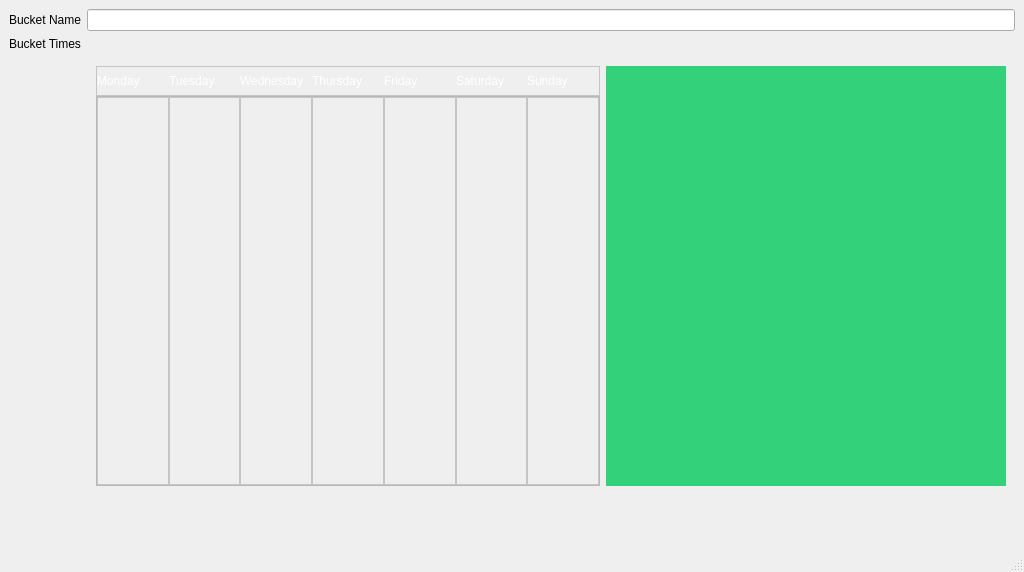
The window that createBucket.ui (ZiggyOliver/TaskBucket) describes before a commit, drawn with Qt 5.
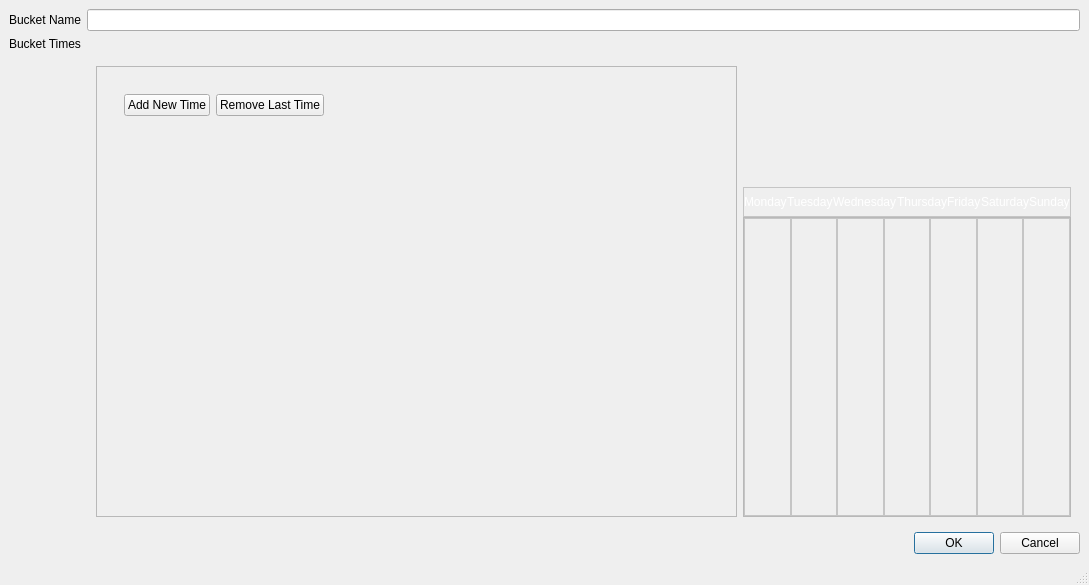
The same window after the commit.

Commit message: Create Bucket Screen Now Works

The edit to the form file:
```diff
--- a/createBucket.ui
+++ b/createBucket.ui
@@ -6,15 +6,25 @@
    <rect>
     <x>0</x>
     <y>0</y>
-    <width>1024</width>
-    <height>572</height>
+    <width>1089</width>
+    <height>585</height>
    </rect>
   </property>
   <property name="windowTitle">
-   <string>MainWindow</string>
+   <string>Create Bucket Type</string>
   </property>
   <widget class="QWidget" name="centralwidget">
    <layout class="QFormLayout" name="formLayout">
+    <item row="0" column="0">
+     <widget class="QLabel" name="label">
+      <property name="text">
+       <string>Bucket Name</string>
+      </property>
+     </widget>
+    </item>
+    <item row="0" column="1">
+     <widget class="QLineEdit" name="bucketNameEdit"/>
+    </item>
     <item row="1" column="0">
      <widget class="QLabel" name="label_2">
       <property name="text">
@@ -25,6 +35,86 @@
     <item row="2" column="1">
      <widget class="QWidget" name="widget" native="true">
       <layout class="QHBoxLayout" name="horizontalLayout_3">
+       <item>
+        <widget class="QScrollArea" name="scrollArea">
+         <property name="widgetResizable">
+          <bool>true</bool>
+         </property>
+         <widget class="QWidget" name="scrollAreaWidgetContents_2">
+          <property name="geometry">
+           <rect>
+            <x>0</x>
+            <y>0</y>
+            <width>534</width>
+            <height>418</height>
+           </rect>
+          </property>
+          <layout class="QVBoxLayout" name="verticalLayout_3">
+           <item>
+            <widget class="QWidget" name="AddBucketsArea" native="true">
+             <property name="maximumSize">
+              <size>
+               <width>600</width>
+               <height>16777215</height>
+              </size>
+             </property>
+             <property name="autoFillBackground">
+              <bool>true</bool>
+             </property>
+             <layout class="QVBoxLayout" name="verticalLayout_2">
+              <item>
+               <widget class="QWidget" name="ContainsAddBucketTimeButton" native="true">
+                <layout class="QHBoxLayout" name="horizontalLayout_4">
+                 <item>
+                  <widget class="QPushButton" name="AddBucketTimeButton">
+                   <property name="text">
+                    <string>Add New Time</string>
+                   </property>
+                  </widget>
+                 </item>
+                 <item>
+                  <widget class="QPushButton" name="RemoveBucketTimeButton">
+                   <property name="text">
+                    <string>Remove Last Time</string>
+                   </property>
+                  </widget>
+                 </item>
+                 <item>
+                  <spacer name="horizontalSpacer_3">
+                   <property name="orientation">
+                    <enum>Qt::Orientation::Horizontal</enum>
+                   </property>
+                   <property name="sizeHint" stdset="0">
+                    <size>
+                     <width>214</width>
+                     <height>20</height>
+                    </size>
+                   </property>
+                  </spacer>
+                 </item>
+                </layout>
+               </widget>
+              </item>
+             </layout>
+            </widget>
+           </item>
+           <item>
+            <spacer name="verticalSpacer">
+             <property name="orientation">
+              <enum>Qt::Orientation::Vertical</enum>
+             </property>
+             <property name="sizeHint" stdset="0">
+              <size>
+               <width>20</width>
+               <height>40</height>
+              </size>
+             </property>
+            </spacer>
+           </item>
+          </layout>
+         </widget>
+        </widget>
+       </item>
        <item>
         <widget class="QWidget" name="weeklyCalendar" native="true">
          <property name="minimumSize">
@@ -36,7 +126,7 @@
          <property name="maximumSize">
           <size>
            <width>630</width>
-           <height>16777215</height>
+           <height>16777205</height>
           </size>
          </property>
          <layout class="QVBoxLayout" name="verticalLayout">
@@ -55,8 +145,27 @@
           <property name="bottomMargin">
            <number>0</number>
           </property>
+          <item>
+           <spacer name="verticalSpacer_2">
+            <property name="orientation">
+             <enum>Qt::Orientation::Vertical</enum>
+            </property>
+            <property name="sizeHint" stdset="0">
+             <size>
+              <width>20</width>
+              <height>40</height>
+             </size>
+            </property>
+           </spacer>
+          </item>
           <item>
            <widget class="QFrame" name="dayLabels">
+            <property name="minimumSize">
+             <size>
+              <width>0</width>
+              <height>30</height>
+             </size>
+            </property>
             <property name="maximumSize">
              <size>
               <width>16777215</width>
@@ -608,6 +717,18 @@
           </item>
           <item>
            <widget class="QFrame" name="days">
+            <property name="minimumSize">
+             <size>
+              <width>300</width>
+              <height>300</height>
+             </size>
+            </property>
+            <property name="maximumSize">
+             <size>
+              <width>16777215</width>
+              <height>310</height>
+             </size>
+            </property>
             <property name="frameShape">
              <enum>QFrame::Shape::StyledPanel</enum>
             </property>
@@ -4031,501 +4152,19 @@
          </layout>
         </widget>
        </item>
-       <item>
-        <widget class="QWidget" name="AddBucketsArea" native="true">
-         <property name="maximumSize">
-          <size>
-           <width>400</width>
-           <height>16777215</height>
-          </size>
-         </property>
-         <property name="palette">
-          <palette>
-           <active>
-            <colorrole role="WindowText">
-             <brush brushstyle="SolidPattern">
-              <color alpha="255">
-               <red>0</red>
-               <green>0</green>
-               <blue>0</blue>
-              </color>
-             </brush>
-            </colorrole>
-            <colorrole role="Button">
-             <brush brushstyle="SolidPattern">
-              <color alpha="255">
-               <red>51</red>
-               <green>209</green>
-               <blue>122</blue>
-              </color>
-             </brush>
-            </colorrole>
-            <colorrole role="Light">
-             <brush brushstyle="SolidPattern">
-              <color alpha="255">
-               <red>121</red>
-               <green>255</green>
-               <blue>181</blue>
-              </color>
-             </brush>
-            </colorrole>
-            <colorrole role="Midlight">
-             <brush brushstyle="SolidPattern">
-              <color alpha="255">
-               <red>86</red>
-               <green>232</green>
-               <blue>151</blue>
-              </color>
-             </brush>
-            </colorrole>
-            <colorrole role="Dark">
-             <brush brushstyle="SolidPattern">
-              <color alpha="255">
-               <red>25</red>
-               <green>104</green>
-               <blue>61</blue>
-              </color>
-             </brush>
-            </colorrole>
-            <colorrole role="Mid">
-             <brush brushstyle="SolidPattern">
-              <color alpha="255">
-               <red>34</red>
-               <green>139</green>
-               <blue>81</blue>
-              </color>
-             </brush>
-            </colorrole>
-            <colorrole role="Text">
-             <brush brushstyle="SolidPattern">
-              <color alpha="255">
-               <red>0</red>
-               <green>0</green>
-               <blue>0</blue>
-              </color>
-             </brush>
-            </colorrole>
-            <colorrole role="BrightText">
-             <brush brushstyle="SolidPattern">
-              <color alpha="255">
-               <red>255</red>
-               <green>255</green>
-               <blue>255</blue>
-              </color>
-             </brush>
-            </colorrole>
-            <colorrole role="ButtonText">
-             <brush brushstyle="SolidPattern">
-              <color alpha="255">
-               <red>0</red>
-               <green>0</green>
-               <blue>0</blue>
-              </color>
-             </brush>
-            </colorrole>
-            <colorrole role="Base">
-             <brush brushstyle="SolidPattern">
-              <color alpha="255">
-               <red>255</red>
-               <green>255</green>
-               <blue>255</blue>
-              </color>
-             </brush>
-            </colorrole>
-            <colorrole role="Window">
-             <brush brushstyle="SolidPattern">
-              <color alpha="255">
-               <red>51</red>
-               <green>209</green>
-               <blue>122</blue>
-              </color>
-             </brush>
-            </colorrole>
-            <colorrole role="Shadow">
-             <brush brushstyle="SolidPattern">
-              <color alpha="255">
-               <red>0</red>
-               <green>0</green>
-               <blue>0</blue>
-              </color>
-             </brush>
-            </colorrole>
-            <colorrole role="AlternateBase">
-             <brush brushstyle="SolidPattern">
-              <color alpha="255">
-               <red>153</red>
-               <green>232</green>
-               <blue>188</blue>
-              </color>
-             </brush>
-            </colorrole>
-            <colorrole role="ToolTipBase">
-             <brush brushstyle="SolidPattern">
-              <color alpha="255">
-               <red>255</red>
-               <green>255</green>
-               <blue>220</blue>
-              </color>
-             </brush>
-            </colorrole>
-            <colorrole role="ToolTipText">
-             <brush brushstyle="SolidPattern">
-              <color alpha="255">
-               <red>0</red>
-               <green>0</green>
-               <blue>0</blue>
-              </color>
-             </brush>
-            </colorrole>
-            <colorrole role="PlaceholderText">
-             <brush brushstyle="SolidPattern">
-              <color alpha="127">
-               <red>0</red>
-               <green>0</green>
-               <blue>0</blue>
-              </color>
-             </brush>
-            </colorrole>
-            <colorrole role="Accent">
-             <brush brushstyle="SolidPattern">
-              <color alpha="255">
-               <red>255</red>
-               <green>255</green>
-               <blue>255</blue>
-              </color>
-             </brush>
-            </colorrole>
-           </active>
-           <inactive>
-            <colorrole role="WindowText">
-             <brush brushstyle="SolidPattern">
-              <color alpha="255">
-               <red>0</red>
-               <green>0</green>
-               <blue>0</blue>
-              </color>
-             </brush>
-            </colorrole>
-            <colorrole role="Button">
-             <brush brushstyle="SolidPattern">
-              <color alpha="255">
-               <red>51</red>
-               <green>209</green>
-               <blue>122</blue>
-              </color>
-             </brush>
-            </colorrole>
-            <colorrole role="Light">
-             <brush brushstyle="SolidPattern">
-              <color alpha="255">
-               <red>121</red>
-               <green>255</green>
-               <blue>181</blue>
-              </color>
-             </brush>
-            </colorrole>
-            <colorrole role="Midlight">
-             <brush brushstyle="SolidPattern">
-              <color alpha="255">
-               <red>86</red>
-               <green>232</green>
-               <blue>151</blue>
-              </color>
-             </brush>
-            </colorrole>
-            <colorrole role="Dark">
-             <brush brushstyle="SolidPattern">
-              <color alpha="255">
-               <red>25</red>
-               <green>104</green>
-               <blue>61</blue>
-              </color>
-             </brush>
-            </colorrole>
-            <colorrole role="Mid">
-             <brush brushstyle="SolidPattern">
-              <color alpha="255">
-               <red>34</red>
-               <green>139</green>
-               <blue>81</blue>
-              </color>
-             </brush>
-            </colorrole>
-            <colorrole role="Text">
-             <brush brushstyle="SolidPattern">
-              <color alpha="255">
-               <red>0</red>
-               <green>0</green>
-               <blue>0</blue>
-              </color>
-             </brush>
-            </colorrole>
-            <colorrole role="BrightText">
-             <brush brushstyle="SolidPattern">
-              <color alpha="255">
-               <red>255</red>
-               <green>255</green>
-               <blue>255</blue>
-              </color>
-             </brush>
-            </colorrole>
-            <colorrole role="ButtonText">
-             <brush brushstyle="SolidPattern">
-              <color alpha="255">
-               <red>0</red>
-               <green>0</green>
-               <blue>0</blue>
-              </color>
-             </brush>
-            </colorrole>
-            <colorrole role="Base">
-             <brush brushstyle="SolidPattern">
-              <color alpha="255">
-               <red>255</red>
-               <green>255</green>
-               <blue>255</blue>
-              </color>
-             </brush>
-            </colorrole>
-            <colorrole role="Window">
-             <brush brushstyle="SolidPattern">
-              <color alpha="255">
-               <red>51</red>
-               <green>209</green>
-               <blue>122</blue>
-              </color>
-             </brush>
-            </colorrole>
-            <colorrole role="Shadow">
-             <brush brushstyle="SolidPattern">
-              <color alpha="255">
-               <red>0</red>
-               <green>0</green>
-               <blue>0</blue>
-              </color>
-             </brush>
-            </colorrole>
-            <colorrole role="AlternateBase">
-             <brush brushstyle="SolidPattern">
-              <color alpha="255">
-               <red>153</red>
-               <green>232</green>
-               <blue>188</blue>
-              </color>
-             </brush>
-            </colorrole>
-            <colorrole role="ToolTipBase">
-             <brush brushstyle="SolidPattern">
-              <color alpha="255">
-               <red>255</red>
-               <green>255</green>
-               <blue>220</blue>
-              </color>
-             </brush>
-            </colorrole>
-            <colorrole role="ToolTipText">
-             <brush brushstyle="SolidPattern">
-              <color alpha="255">
-               <red>0</red>
-               <green>0</green>
-               <blue>0</blue>
-              </color>
-             </brush>
-            </colorrole>
-            <colorrole role="PlaceholderText">
-             <brush brushstyle="SolidPattern">
-              <color alpha="127">
-               <red>0</red>
-               <green>0</green>
-               <blue>0</blue>
-              </color>
-             </brush>
-            </colorrole>
-            <colorrole role="Accent">
-             <brush brushstyle="SolidPattern">
-              <color alpha="255">
-               <red>255</red>
-               <green>255</green>
-               <blue>255</blue>
-              </color>
-             </brush>
-            </colorrole>
-           </inactive>
-           <disabled>
-            <colorrole role="WindowText">
-             <brush brushstyle="SolidPattern">
-              <color alpha="255">
-               <red>25</red>
-               <green>104</green>
-               <blue>61</blue>
-              </color>
-             </brush>
-            </colorrole>
-            <colorrole role="Button">
-             <brush brushstyle="SolidPattern">
-              <color alpha="255">
-               <red>51</red>
-               <green>209</green>
-               <blue>122</blue>
-              </color>
-             </brush>
-            </colorrole>
-            <colorrole role="Light">
-             <brush brushstyle="SolidPattern">
-              <color alpha="255">
-               <red>121</red>
-               <green>255</green>
-               <blue>181</blue>
-              </color>
-             </brush>
-            </colorrole>
-            <colorrole role="Midlight">
-             <brush brushstyle="SolidPattern">
-              <color alpha="255">
-               <red>86</red>
-               <green>232</green>
-               <blue>151</blue>
-              </color>
-             </brush>
-            </colorrole>
-            <colorrole role="Dark">
-             <brush brushstyle="SolidPattern">
-              <color alpha="255">
-               <red>25</red>
-               <green>104</green>
-               <blue>61</blue>
-              </color>
-             </brush>
-            </colorrole>
-            <colorrole role="Mid">
-             <brush brushstyle="SolidPattern">
-              <color alpha="255">
-               <red>34</red>
-               <green>139</green>
-               <blue>81</blue>
-              </color>
-             </brush>
-            </colorrole>
-            <colorrole role="Text">
-             <brush brushstyle="SolidPattern">
-              <color alpha="255">
-               <red>25</red>
-               <green>104</green>
-               <blue>61</blue>
-              </color>
-             </brush>
-            </colorrole>
-            <colorrole role="BrightText">
-             <brush brushstyle="SolidPattern">
-              <color alpha="255">
-               <red>255</red>
-               <green>255</green>
-               <blue>255</blue>
-              </color>
-             </brush>
-            </colorrole>
-            <colorrole role="ButtonText">
-             <brush brushstyle="SolidPattern">
-              <color alpha="255">
-               <red>25</red>
-               <green>104</green>
-               <blue>61</blue>
-              </color>
-             </brush>
-            </colorrole>
-            <colorrole role="Base">
-             <brush brushstyle="SolidPattern">
-              <color alpha="255">
-               <red>51</red>
-               <green>209</green>
-               <blue>122</blue>
-              </color>
-             </brush>
-            </colorrole>
-            <colorrole role="Window">
-             <brush brushstyle="SolidPattern">
-              <color alpha="255">
-               <red>51</red>
-               <green>209</green>
-               <blue>122</blue>
-              </color>
-             </brush>
-            </colorrole>
-            <colorrole role="Shadow">
-             <brush brushstyle="SolidPattern">
-              <color alpha="255">
-               <red>0</red>
-               <green>0</green>
-               <blue>0</blue>
-              </color>
-             </brush>
-            </colorrole>
-            <colorrole role="AlternateBase">
-             <brush brushstyle="SolidPattern">
-              <color alpha="255">
-               <red>51</red>
-               <green>209</green>
-               <blue>122</blue>
-              </color>
-             </brush>
-            </colorrole>
-            <colorrole role="ToolTipBase">
-             <brush brushstyle="SolidPattern">
-              <color alpha="255">
-               <red>255</red>
-               <green>255</green>
-               <blue>220</blue>
-              </color>
-             </brush>
-            </colorrole>
-            <colorrole role="ToolTipText">
-             <brush brushstyle="SolidPattern">
-              <color alpha="255">
-               <red>0</red>
-               <green>0</green>
-               <blue>0</blue>
-              </color>
-             </brush>
-            </colorrole>
-            <colorrole role="PlaceholderText">
-             <brush brushstyle="SolidPattern">
-              <color alpha="127">
-               <red>25</red>
-               <green>104</green>
-               <blue>61</blue>
-              </color>
-             </brush>
-            </colorrole>
-            <colorrole role="Accent">
-             <brush brushstyle="SolidPattern">
-              <color alpha="255">
-               <red>79</red>
-               <green>255</green>
-               <blue>158</blue>
-              </color>
-             </brush>
-            </colorrole>
-           </disabled>
-          </palette>
-         </property>
-         <property name="autoFillBackground">
-          <bool>true</bool>
-         </property>
-        </widget>
-       </item>
       </layout>
      </widget>
     </item>
-    <item row="0" column="0">
-     <widget class="QLabel" name="label">
-      <property name="text">
-       <string>Bucket Name</string>
+    <item row="3" column="1">
+     <widget class="QDialogButtonBox" name="buttonBox">
+      <property name="orientation">
+       <enum>Qt::Orientation::Horizontal</enum>
+      </property>
+      <property name="standardButtons">
+       <set>QDialogButtonBox::StandardButton::Cancel|QDialogButtonBox::StandardButton::Ok</set>
       </property>
      </widget>
     </item>
-    <item row="0" column="1">
-     <widget class="QLineEdit" name="bucketNameEdit"/>
-    </item>
    </layout>
   </widget>
   <widget class="QMenuBar" name="menubar">
@@ -4533,7 +4172,7 @@
     <rect>
      <x>0</x>
      <y>0</y>
-     <width>1024</width>
+     <width>1089</width>
      <height>22</height>
     </rect>
    </property>
```
The commit also changes 18 other files.
